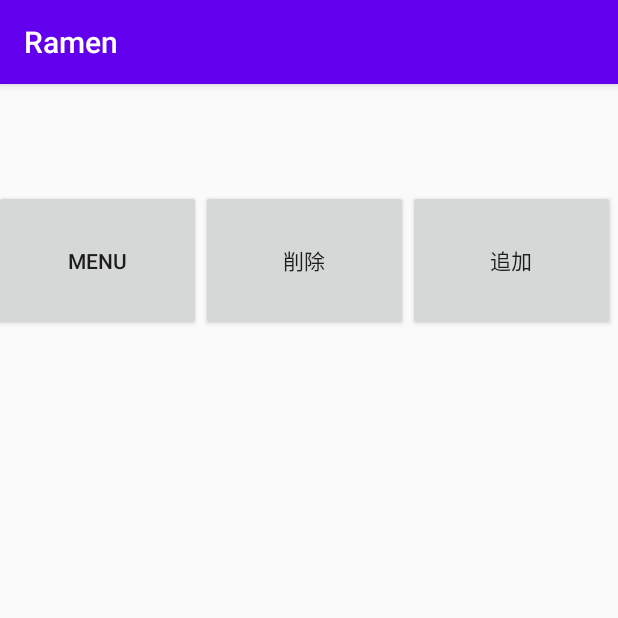
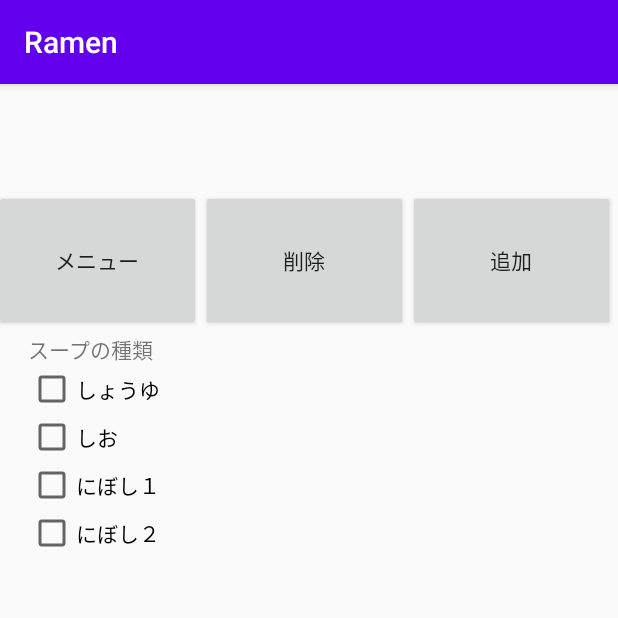
Before and after one commit to kotonohapcg/RamenSoup, an Android app: the screen it shows after launch (MainActivity), on a phone screen of 412 x 824 dp, the top half of it. Run offline under Robolectric (Android 15) with nearby library versions, the phone set to English and light mode, and no system bars.

Commit message:
スープのチェックボックスと表示する文字列の追加

```diff
--- a/app/src/main/res/layout/activity_main.xml
+++ b/app/src/main/res/layout/activity_main.xml
@@ -24,22 +24,64 @@
             android:layout_width="116dp"
             android:layout_height="94dp"
             android:layout_weight="1"
-            android:text="Menu" />
+            android:text="@string/btMenu" />
 
         <Button
             android:id="@+id/btDelete"
             android:layout_width="116dp"
             android:layout_height="94dp"
             android:layout_weight="1"
-            android:text="削除" />
+            android:text="@string/btDelete" />
 
         <Button
             android:id="@+id/btAdd"
             android:layout_width="116dp"
             android:layout_height="94dp"
             android:layout_weight="1"
-            android:text="追加" />
+            android:visibility="visible"
+            android:text="@string/btAdd" />
 
+    </LinearLayout>
+
+    <LinearLayout
+        android:layout_width="375dp"
+        android:layout_height="220dp"
+        android:layout_marginStart="16dp"
+        android:layout_marginEnd="16dp"
+        android:orientation="vertical"
+        app:layout_constraintEnd_toEndOf="parent"
+        app:layout_constraintStart_toStartOf="parent"
+        app:layout_constraintTop_toBottomOf="@+id/linearLayout">
+
+        <TextView
+            android:id="@+id/tvSoupname"
+            android:layout_width="match_parent"
+            android:layout_height="wrap_content"
+            android:text="@string/tvSoupname" />
+
+        <CheckBox
+            android:id="@+id/cbStatic1"
+            android:layout_width="match_parent"
+            android:layout_height="wrap_content"
+            android:text="@string/cbStatic1" />
+
+        <CheckBox
+            android:id="@+id/cbStatic2"
+            android:layout_width="match_parent"
+            android:layout_height="wrap_content"
+            android:text="@string/cbStatic2" />
+
+        <CheckBox
+            android:id="@+id/cbStatic3"
+            android:layout_width="match_parent"
+            android:layout_height="wrap_content"
+            android:text="@string/cbStatic3" />
+
+        <CheckBox
+            android:id="@+id/cbStatic4"
+            android:layout_width="match_parent"
+            android:layout_height="wrap_content"
+            android:text="@string/cbStatic4" />
     </LinearLayout>
 
 
--- a/app/src/main/res/values/strings.xml
+++ b/app/src/main/res/values/strings.xml
@@ -3,4 +3,11 @@
     <string name="btMenu">メニュー</string>
     <string name="btAdd">追加</string>
     <string name="btDelete">削除</string>
+    //Textview
+    <string name="tvSoupname">スープの種類</string>
+    //checkbox
+    <string name="cbStatic1">しょうゆ</string>
+    <string name="cbStatic2">しお</string>
+    <string name="cbStatic3">にぼし１</string>
+    <string name="cbStatic4">にぼし２</string>
 </resources>
```
